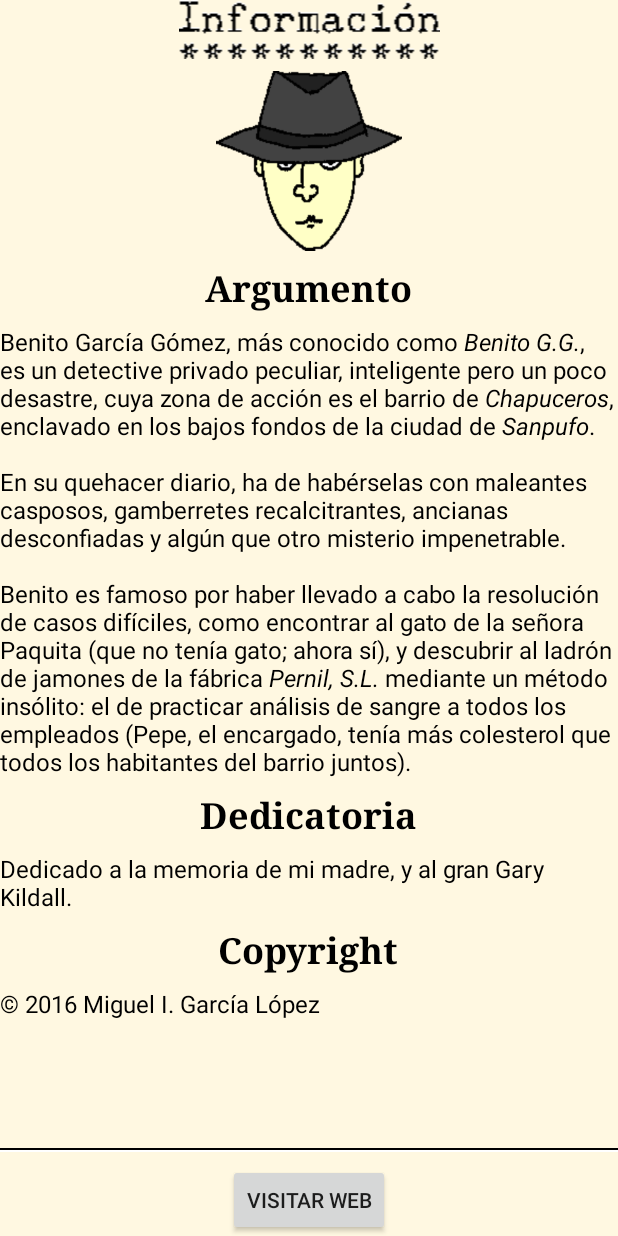
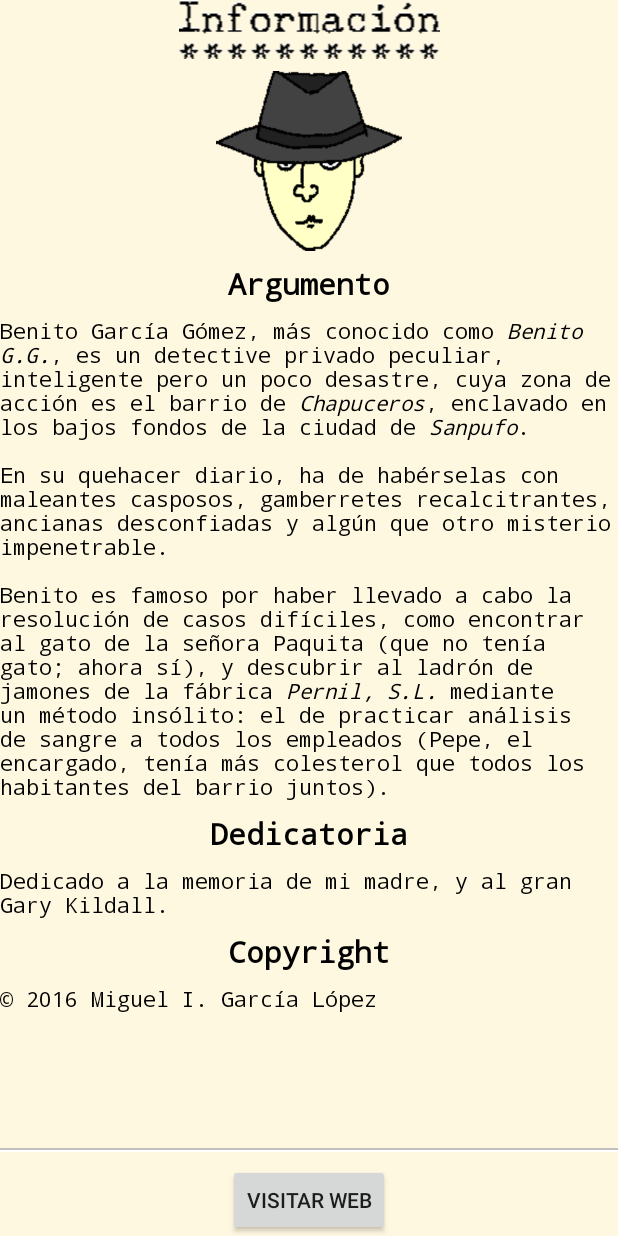
Before and after one commit to MiguelVis/BenitoGG, an Android app: the fragment InfoFragment shown on its own in the app's theme, on a phone screen of 412 x 824 dp. Run offline under Robolectric (Android 15) with nearby library versions, the phone set to English and light mode, and no system bars.

Commit message:
app: modificada fuente y colores

```diff
--- a/BenitoGG/app/src/main/res/layout/fragment_ahora.xml
+++ b/BenitoGG/app/src/main/res/layout/fragment_ahora.xml
@@ -35,7 +35,7 @@
         android:id="@+id/scrollView" >
 
         <TextView android:id="@+id/textViewDetalle"
-            android:text="."
+            android:text=" "
             android:layout_width="match_parent"
             android:layout_height="wrap_content"
             style="@style/TextNormal"
--- a/BenitoGG/app/src/main/res/layout/fragment_opciones.xml
+++ b/BenitoGG/app/src/main/res/layout/fragment_opciones.xml
@@ -107,7 +107,8 @@
 
     <ImageView
         android:layout_width="wrap_content"
-        android:layout_height="wrap_content"
+        android:layout_height="0dp"
+        android:layout_weight="1"
         android:layout_gravity="center_horizontal"
         android:src="@drawable/zurdos_friendly"/>
 
--- a/BenitoGG/app/src/main/res/values/colors.xml
+++ b/BenitoGG/app/src/main/res/values/colors.xml
@@ -4,7 +4,7 @@
     <color name="fondo">#FFF8E1</color>
 
     <color name="linea_claro">#FFFFFF</color>
-    <color name="linea_oscuro">#000000</color>
+    <color name="linea_oscuro">#C0C0C0</color>
 
     <color name="black">#000000</color>
     <color name="red">#FF0000</color>
--- a/BenitoGG/app/src/main/res/values/dimens.xml
+++ b/BenitoGG/app/src/main/res/values/dimens.xml
@@ -21,8 +21,8 @@
     <dimen name="info_imagen_height">100dp</dimen>
 
     <dimen name="text_size_small">12sp</dimen>
-    <dimen name="text_size_normal">16sp</dimen>
-    <dimen name="text_size_big">24sp</dimen>
+    <dimen name="text_size_normal">14sp</dimen>
+    <dimen name="text_size_big">20sp</dimen>
 
 
 </resources>
--- a/BenitoGG/app/src/main/res/values/styles.xml
+++ b/BenitoGG/app/src/main/res/values/styles.xml
@@ -16,20 +16,20 @@
     </style>
 
     <style name="TextTitle" parent="AppTheme">
-        <item name="android:typeface">serif</item>
+        <item name="android:typeface">monospace</item>
         <item name="android:textSize">@dimen/text_size_big</item>
         <item name="android:textStyle">bold</item>
         <item name="android:textColor">@color/black</item>
     </style>
 
     <style name="TextNormal" parent="AppTheme">
-        <item name="android:typeface">sans</item>
+        <item name="android:typeface">monospace</item>
         <item name="android:textSize">@dimen/text_size_normal</item>
         <item name="android:textColor">@color/black</item>
     </style>
 
     <style name="TextFoot" parent="AppTheme">
-        <item name="android:typeface">sans</item>
+        <item name="android:typeface">monospace</item>
         <item name="android:textSize">@dimen/text_size_small</item>
         <item name="android:textColor">@color/black</item>
     </style>
```
